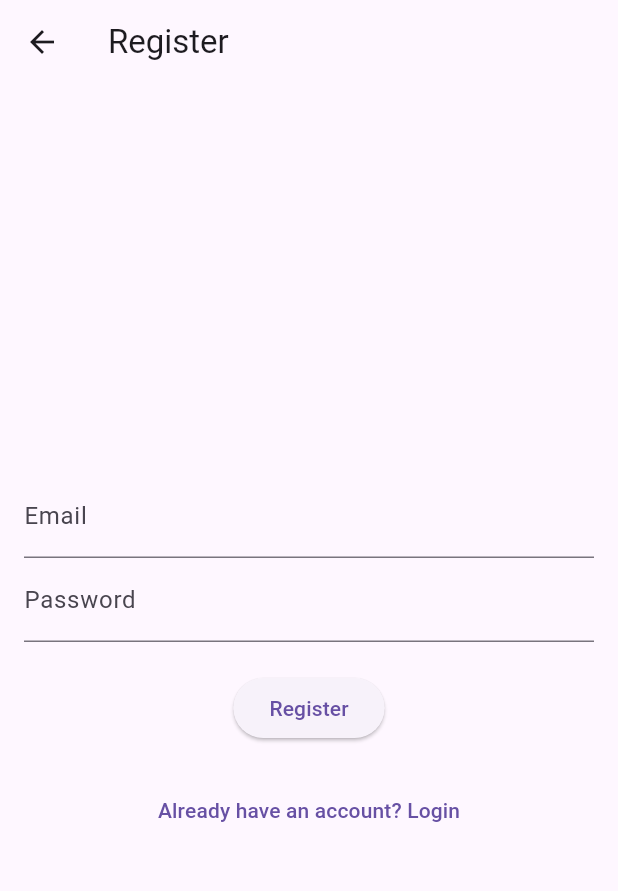
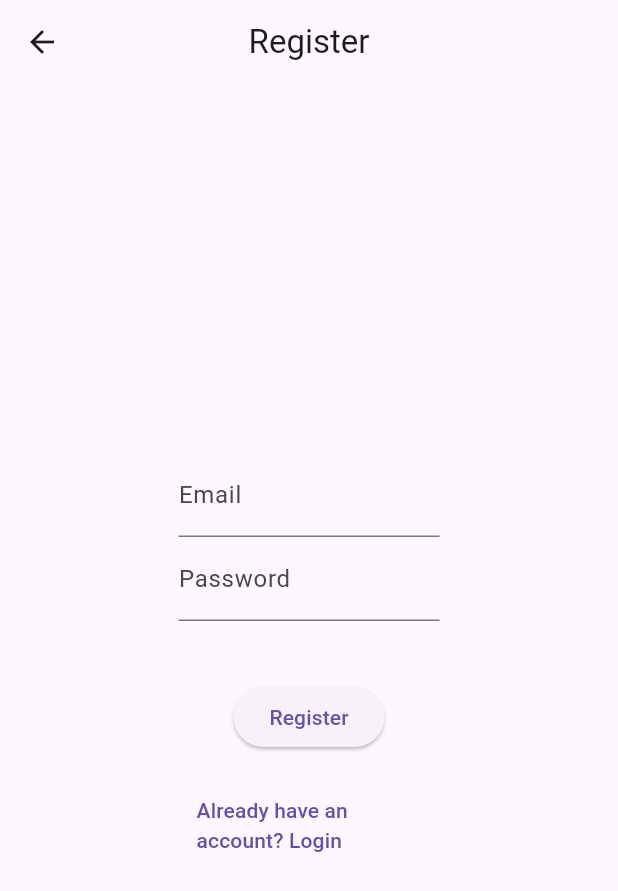
Before and after one commit to YadhukrishnanV/Employee-Management, a Flutter app: the screen it shows after launch, after a tap on "Register", on a phone screen of 412 x 824 dp. Shown: the top 891 px of the screen. Run offline on Flutter 3.47's test engine with Material 3 defaults, Android fonts, the phone set to English and light mode, and no system bars; our stand-ins replace firebase_auth, firebase_core, get; accounts and stored records are empty.

```diff
--- a/lib/controllers/employee_controller.dart
+++ b/lib/controllers/employee_controller.dart
@@ -1,3 +1,4 @@
+import 'package:flutter/material.dart';
 import 'package:get/get.dart';
 
 import '../models/employeeListModel.dart';
@@ -37,7 +38,7 @@ class EmployeeController extends GetxController {
     try {
       isLoading(true);
       _employeeService.fetchEmployeeById(id).then((value) {
-        print("!!!$value");
+        debugPrint("!!!$value");
         employeeDetail(value!);
         isLoading(false);
       },);
@@ -53,7 +54,7 @@ class EmployeeController extends GetxController {
       EmployeeService.updateEmployee(employeeId,
           name,salary,
           age).then((value) {
-        print("!!!$value");
+        debugPrint("!!!$value");
         if (value.data != null) {
           employeeDetail.update((employee) {
             employee!.data!.employeeName = value.data!.name;
--- a/lib/main.dart
+++ b/lib/main.dart
@@ -18,7 +18,7 @@ class MyApp extends StatelessWidget {
   @override
   Widget build(BuildContext context) {
     return GetMaterialApp(
-      title: 'Flutter Demo',
+      debugShowCheckedModeBanner: false,
       theme: ThemeData(
         primarySwatch: Colors.blue,
       ),
--- a/lib/pages/login_screen.dart
+++ b/lib/pages/login_screen.dart
@@ -8,16 +8,27 @@ class LoginPage extends StatelessWidget {
   final TextEditingController emailController = TextEditingController();
   final TextEditingController passwordController = TextEditingController();
 
+  LoginPage({super.key});
+
   @override
   Widget build(BuildContext context) {
     return Scaffold(
       appBar: AppBar(
-        title: const Text('Login'),
+        centerTitle: true,
+        title: const Padding(
+          padding: EdgeInsets.only(top: 30.0),
+          child: Text('Login',),
         ),
-      body: Padding(
+      ),
+      body: Center(
+        child: SizedBox(
+          height: MediaQuery.of(context).size.height/2,
+          width: MediaQuery.of(context).size.width/2,
+          child: Padding(
             padding: const EdgeInsets.all(16.0),
             child: Column(
               mainAxisAlignment: MainAxisAlignment.center,
+              crossAxisAlignment: CrossAxisAlignment.center,
               children: <Widget>[
                 TextField(
                   controller: emailController,
@@ -28,7 +39,7 @@ class LoginPage extends StatelessWidget {
                   decoration: const InputDecoration(labelText: 'Password'),
                   obscureText: true,
                 ),
-            const SizedBox(height: 20),
+                const SizedBox(height: 40),
                 ElevatedButton(
                   onPressed: () {
                     authController.login(
@@ -48,6 +59,8 @@ class LoginPage extends StatelessWidget {
               ],
             ),
           ),
+        ),
+      ),
     );
   }
 }
--- a/lib/pages/register_screen.dart
+++ b/lib/pages/register_screen.dart
@@ -7,13 +7,20 @@ class RegisterPage extends StatelessWidget {
   final TextEditingController emailController = TextEditingController();
   final TextEditingController passwordController = TextEditingController();
 
+  RegisterPage({super.key});
+
   @override
   Widget build(BuildContext context) {
     return Scaffold(
       appBar: AppBar(
+        centerTitle: true,
         title: const Text('Register'),
       ),
-      body: Padding(
+      body: Center(
+        child: SizedBox(
+          height: MediaQuery.of(context).size.height/2,
+          width: MediaQuery.of(context).size.width/2,
+          child: Padding(
             padding: const EdgeInsets.all(16.0),
             child: Column(
               mainAxisAlignment: MainAxisAlignment.center,
@@ -27,7 +34,7 @@ class RegisterPage extends StatelessWidget {
                   decoration: const InputDecoration(labelText: 'Password'),
                   obscureText: true,
                 ),
-            const SizedBox(height: 20),
+                const SizedBox(height: 40),
                 ElevatedButton(
                   onPressed: () {
                     authController.register(
@@ -47,6 +54,8 @@ class RegisterPage extends StatelessWidget {
               ],
             ),
           ),
+        ),
+      ),
     );
   }
 }
```
Also changed, not shown: lib/models/create_employee_model.dart (+9 -9 lines), lib/models/employeeListModel.dart (+10 -10 lines), lib/models/updated_model.dart (+8 -8 lines), lib/pages/employee_detail_screen.dart (+33 -14 lines), lib/pages/home_screen.dart (+14 -3 lines), lib/services/employee_services.dart (+10 -9 lines), 3 other files. Lines whose indentation alone changed are shown as unchanged.
